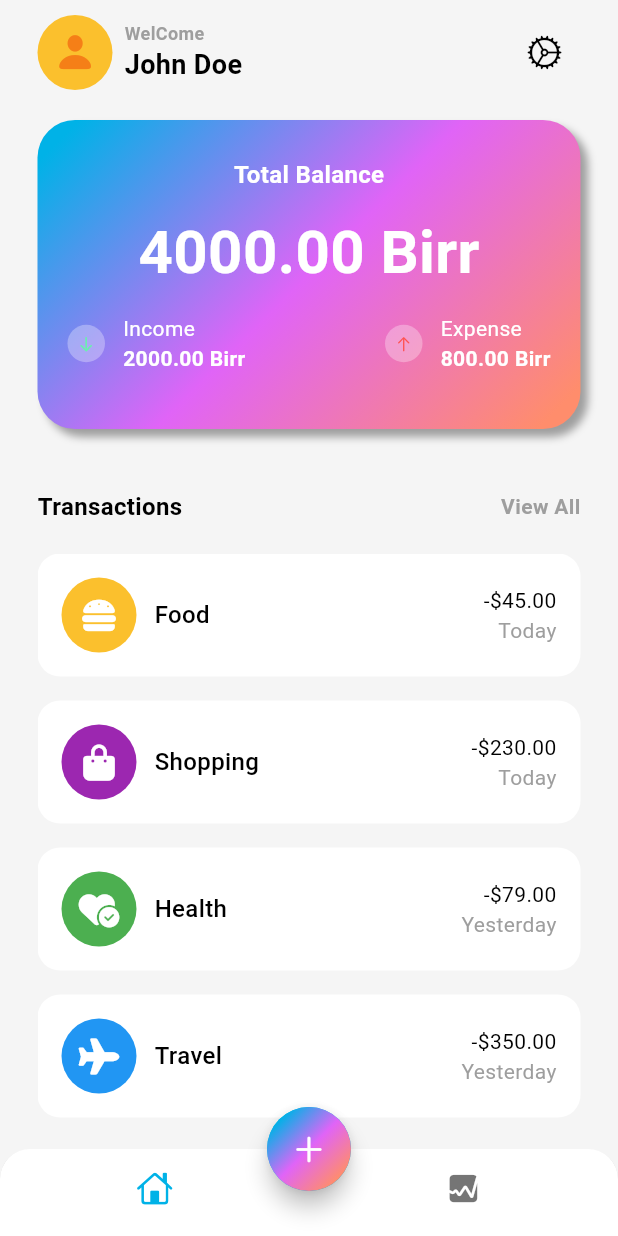
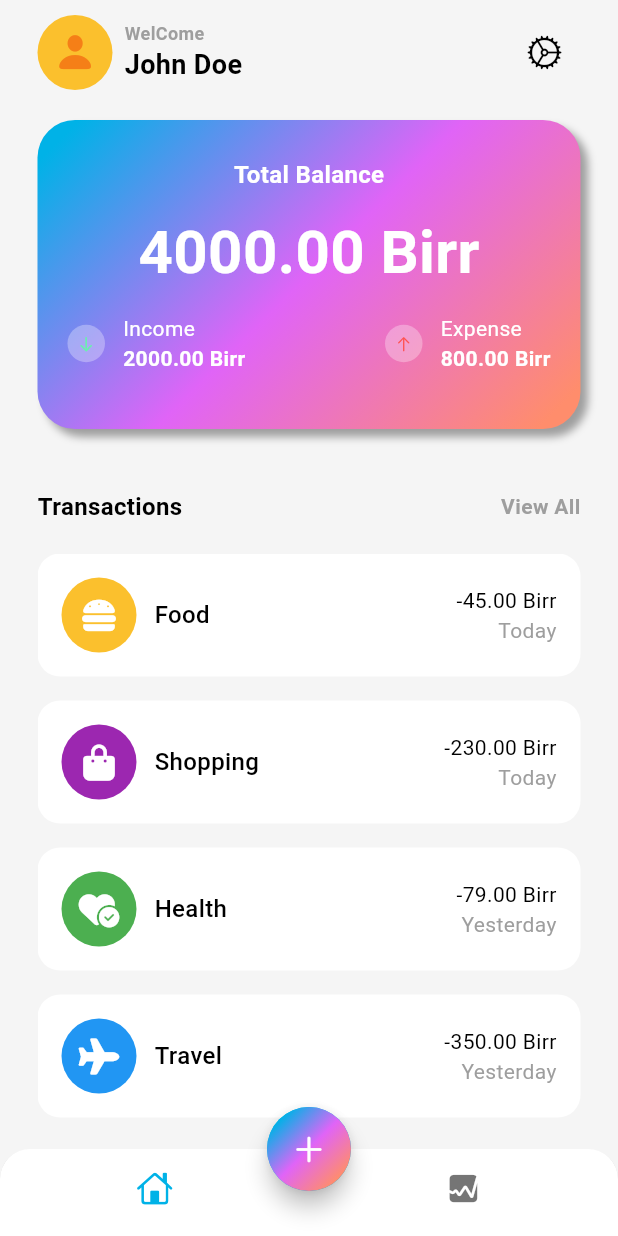
Before and after one commit to dot-ruth/expense-tracker-flutter, a Flutter app: the screen it shows after launch, on a phone screen of 412 x 824 dp. Run offline on Flutter 3.47's test engine with Material 3 defaults, Android fonts, the phone set to English and light mode, and no system bars; our stand-ins replace font_awesome_flutter.

Commit message:
FIX|#3| changed the currency for the data

```diff
--- a/expense_tracker/lib/data/data.dart
+++ b/expense_tracker/lib/data/data.dart
@@ -6,28 +6,28 @@ List<Map<String, dynamic>> transactionsData = [
     'icon': const FaIcon(FontAwesomeIcons.burger, color: Colors.white),
     'color': Colors.yellow[700],
     'name': 'Food',
-    'totalAmount': '-\$45.00',
+    'totalAmount': '-45.00 Birr',
     'date': 'Today',
   },
   {
     'icon': const FaIcon(FontAwesomeIcons.bagShopping, color: Colors.white),
     'color': Colors.purple,
     'name': 'Shopping',
-    'totalAmount': '-\$230.00',
+    'totalAmount': '-230.00 Birr',
     'date': 'Today',
   },
   {
     'icon': const FaIcon(FontAwesomeIcons.heartCircleCheck, color: Colors.white),
     'color': Colors.green,
     'name': 'Health',
-    'totalAmount': '-\$79.00',
+    'totalAmount': '-79.00 Birr',
     'date': 'Yesterday',
   },
   {
     'icon': const FaIcon(FontAwesomeIcons.plane, color: Colors.white),
     'color': Colors.blue,
     'name': 'Travel',
-    'totalAmount': '-\$350.00',
+    'totalAmount': '-350.00 Birr',
     'date': 'Yesterday',
   }
 ];
```
